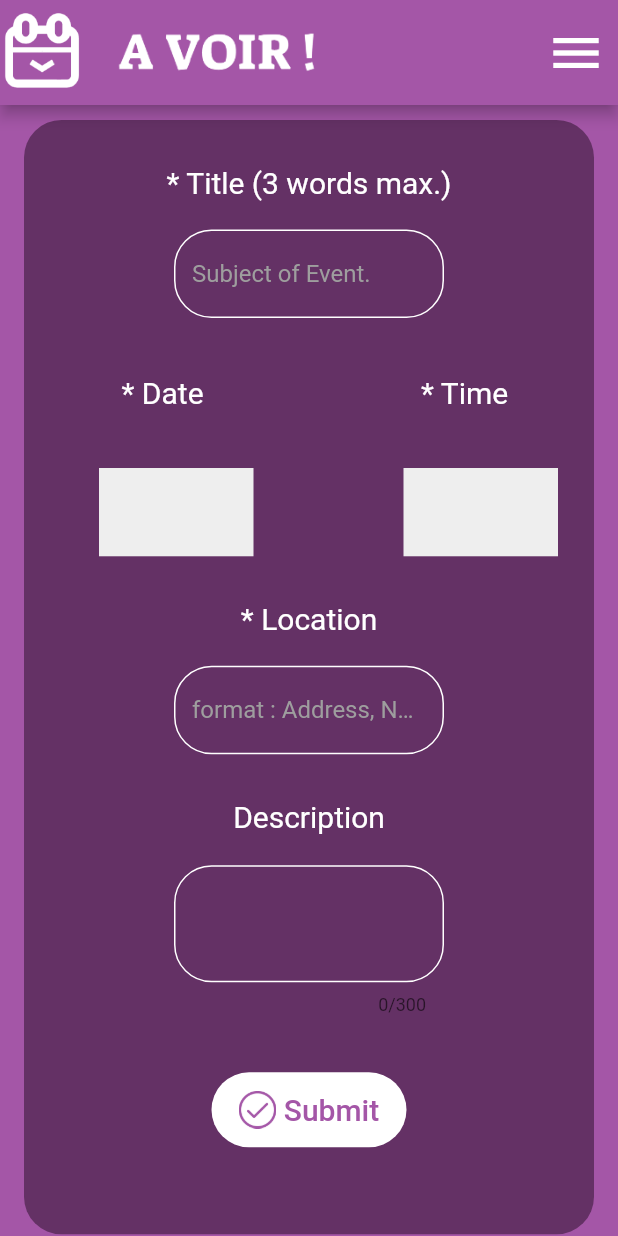
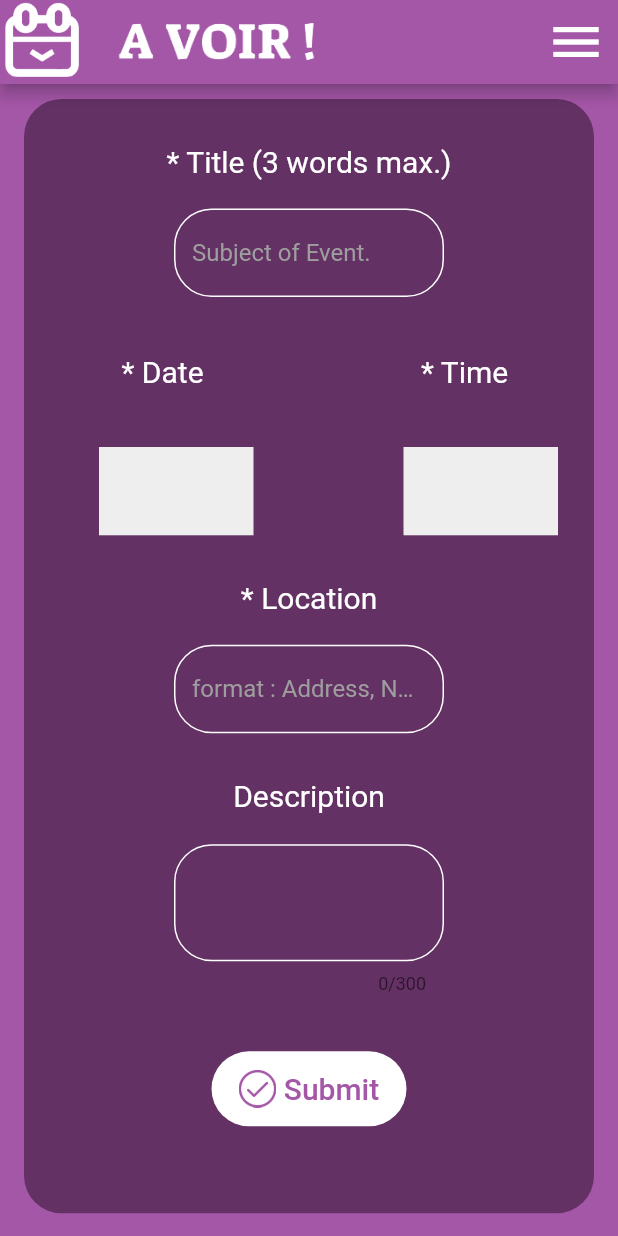
Before and after one commit to Jacket28/AVoirProject, a Flutter app: the screen it shows after launch, after a tap on "Add new", on a phone screen of 412 x 824 dp. Run offline on Flutter 3.47's test engine with Material 2 defaults, Android fonts, the phone set to English and light mode, and no system bars; our stand-ins replace cloud_firestore, date_format, dots_indicator, firebase_core; missing offline and left inert: cloud_firestore_web, firebase_core_web, image_picker_for_web; accounts and stored records are empty.

Commit message:
Code cleaning, architecture and comments, bug fix

```diff
--- a/lib/main.dart
+++ b/lib/config/main.dart
@@ -1,7 +1,9 @@
-import 'package:a_voir_app/allEventPage.dart';
+import 'package:a_voir_app/pages/allEventPage.dart';
+import 'package:a_voir_app/ui/appBar.dart';
 import 'package:firebase_core/firebase_core.dart';
 import 'package:flutter/material.dart';
 
+//This page is the initialization page which call the first page of the app (allEventPage).
 void main() async {
   WidgetsFlutterBinding.ensureInitialized();
   await Firebase.initializeApp();
@@ -9,32 +11,22 @@ void main() async {
 }
 
 class MyApp extends StatelessWidget {
+  //scaffoldKey will be used later for the burger menu
   final GlobalKey<ScaffoldState> _scaffoldKey = new GlobalKey<ScaffoldState>();
 
   @override
   Widget build(BuildContext context) {
+    //FutureBuilder is created for using asynchronous calls since we have a fireBase databse.
     return FutureBuilder(builder: (context, snapshot) {
       return MaterialApp(
         debugShowCheckedModeBanner: false,
         home: Scaffold(
             key: _scaffoldKey,
             resizeToAvoidBottomInset: false,
-            appBar: AppBar(
-              backgroundColor: Color(0xffa456a7),
-              toolbarHeight: 70,
-              title: Image.asset(
-                "assets/images/logoText.png",
-                height: 150,
-                width: 150,
-              ),
-              leading: Image.asset("assets/images/logo.png"),
-              actions: [
-                IconButton(
-                    icon: Icon(Icons.menu),
-                    iconSize: 40,
-                    onPressed: () =>
-                        _scaffoldKey.currentState?.openEndDrawer()),
-              ],
+            //the appBar is created upon reusable widget which is called appBar.dart.
+            appBar: BaseAppBar(
+              appBar: AppBar(),
+              scaffoldKey: _scaffoldKey,
             ),
             body: AllEventPage()),
       );
--- a/lib/MyEvent.dart
+++ b/lib/models/MyEvent.dart
@@ -1,5 +1,6 @@
 import 'dart:core';
 
+//This class is used to interact with the events objects in the firebase database
 class MyEvent {
   String id = "";
 
@@ -10,12 +11,8 @@ class MyEvent {
   String city = "";
   String date = "";
   String time = "";
-  //String creator
 
-  //DateTime endDate = DateTime.now();
-  //String image = "";
-  // ajouter les coordonnées
-
+  //Used to translate attributes to JSON for the DB.
   Map<String, Object?> toJson() {
     return {
       'title': title,
@@ -37,6 +34,7 @@ class MyEvent {
       required this.date,
       required this.time});
 
+  //Used to translate from DB.
   MyEvent.fromJson(Map<String, Object?> json)
       : this(
           title: json['title']! as String,
@@ -118,20 +116,4 @@ class MyEvent {
   set event_time(String time) {
     this.time = time;
   }
-
-  /* DateTime get event_endDate {
-    return endDate;
-  }
-
-  set event_endDate(DateTime date) {
-    this.endDate = date;
-  }*/
-
-  /*String get event_image {
-    return image;
-  }
-
-  set event_image(String image) {
-    this.image = image;
-  }*/
 }
--- a/lib/addEventPage.dart
+++ b/lib/pages/addEventPage.dart
@@ -1,11 +1,14 @@
-import 'package:a_voir_app/MyEvent.dart';
-import 'package:a_voir_app/allEventPage.dart';
+import 'package:a_voir_app/config/main.dart';
+import 'package:a_voir_app/models/MyEvent.dart';
+import 'package:a_voir_app/pages/allEventPage.dart';
+import 'package:a_voir_app/ui/appBar.dart';
 import 'package:cloud_firestore/cloud_firestore.dart';
 import 'package:flutter/cupertino.dart';
 import 'package:flutter/material.dart';
 import 'package:intl/intl.dart';
 import 'package:date_format/date_format.dart';
 
+// This page is used to add new events to the DB.
 class AddEventPage extends StatefulWidget {
   AddEventPage(this._myEvent);
 
@@ -20,6 +23,7 @@ class AddEventState extends State<AddEventPage> {
     _myEvent = myEvent;
   }
 
+  //The scaffoldKey will be used later for the burger menu
   final GlobalKey<ScaffoldState> _scaffoldKey = new GlobalKey<ScaffoldState>();
 
   MyEvent _myEvent = new MyEvent(
@@ -31,6 +35,7 @@ class AddEventState extends State<AddEventPage> {
       date: "",
       time: "");
 
+  //Used to know if the textField can be edited or not.
   bool isEditing = false;
 
   double _height = 0;
@@ -48,6 +53,7 @@ class AddEventState extends State<AddEventPage> {
 
   TimeOfDay selectedTime = TimeOfDay(hour: 00, minute: 00);
 
+  //controllers are used to manage changes with the texfield.
   TextEditingController _dateController = TextEditingController();
   TextEditingController _timeController = TextEditingController();
 
@@ -55,6 +61,7 @@ class AddEventState extends State<AddEventPage> {
   final _locationController = TextEditingController();
   final _descriptionController = TextEditingController();
 
+  //InitSate is used to set the textFields to empty at the initialization of the page.
   @override
   void initState() {
     if (_myEvent.hasId()) {
@@ -77,21 +84,10 @@ class AddEventState extends State<AddEventPage> {
     return new Scaffold(
       key: _scaffoldKey,
       resizeToAvoidBottomInset: false,
-      appBar: AppBar(
-        backgroundColor: Color(0xffa456a7),
-        toolbarHeight: 70,
-        title: Image.asset(
-          "assets/images/logoText.png",
-          height: 150,
-          width: 150,
-        ),
-        leading: Image.asset("assets/images/logo.png"),
-        actions: [
-          IconButton(
-              icon: Icon(Icons.menu),
-              iconSize: 40,
-              onPressed: () => _scaffoldKey.currentState?.openEndDrawer()),
-        ],
+      //the appBar is created upon reusable widget which is called appBar.dart.
+      appBar: BaseAppBar(
+        appBar: AppBar(),
+        scaffoldKey: _scaffoldKey,
       ),
       backgroundColor: Color(0xffa456a7),
       body: SingleChildScrollView(
@@ -118,6 +114,7 @@ class AddEventState extends State<AddEventPage> {
                               padding: EdgeInsets.only(top: 30),
                             ),
                             Text(
+                              //Title section
                               "* Title (3 words max.)",
                               style:
                                   TextStyle(color: Colors.white, fontSize: 20),
@@ -155,6 +152,7 @@ class AddEventState extends State<AddEventPage> {
                                     padding:
                                         EdgeInsets.only(top: 10, left: 65)),
                                 Text(
+                                  //Date section
                                   "* Date",
                                   style: TextStyle(
                                       color: Colors.white, fontSize: 20),
@@ -163,6 +161,7 @@ class AddEventState extends State<AddEventPage> {
                                     padding:
                                         EdgeInsets.only(top: 100, left: 145)),
                                 Text(
+                                  //time section
                                   "* Time",
                                   style: TextStyle(
                                       color: Colors.white, fontSize: 20),
@@ -224,7 +223,6 @@ class AddEventState extends State<AddEventPage> {
                                       decoration: InputDecoration(
                                         disabledBorder: UnderlineInputBorder(
                                             borderSide: BorderSide.none),
-                                        // labelText: 'Time',
                                       ),
                                       onChanged: (text) {
                                         _myEvent.time = text;
@@ -239,6 +237,7 @@ class AddEventState extends State<AddEventPage> {
                                 padding: EdgeInsets.only(top: 30),
                               ),
                               Text(
+                                //Location section
                                 "* Location",
                                 style: TextStyle(
                                     color: Colors.white, fontSize: 20),
@@ -278,6 +277,7 @@ class AddEventState extends State<AddEventPage> {
                                 padding: EdgeInsets.only(top: 30),
                               ),
                               Text(
+                                //Description of the events section
                                 "Description",
                                 style: TextStyle(
                                     color: Colors.white, fontSize: 20),
@@ -357,7 +357,7 @@ class AddEventState extends State<AddEventPage> {
                                     Navigator.push(
                                       context,
                                       MaterialPageRoute(
-                                          builder: (context) => AllEventPage()),
+                                          builder: (context) => MyApp()),
                                     );
                                   }
                                 },
@@ -378,6 +378,7 @@ class AddEventState extends State<AddEventPage> {
     );
   }
 
+  //Submit button
   Widget _setButtonText(BuildContext context) {
     String text = "Submit";
     if (isEditing) {
@@ -389,6 +390,7 @@ class AddEventState extends State<AddEventPage> {
     );
   }
 
+  //Used to create the date picker
   Future<String> _selectDate(BuildContext context) async {
     final DateTime? picked = await showDatePicker(
         context: context,
@@ -405,6 +407,7 @@ class AddEventState extends State<AddEventPage> {
     return _dateController.text;
   }
 
+  //used to create the time picker
   Future<String> _selectTime(BuildContext context) async {
     final TimeOfDay? picked = await showTimePicker(
       context: context,
@@ -425,6 +428,7 @@ class AddEventState extends State<AddEventPage> {
     return _timeController.text;
   }
 
+  //This method is used to update the databse. (determine if the page is in edit mode. If yes, we update the DB, if not we add in DB)
   _editDatabase(BuildContext context) {
     CollectionReference eventRefs = FirebaseFirestore.instance
         .collection('events')
@@ -439,11 +443,13 @@ class AddEventState extends State<AddEventPage> {
     }
   }
 
+  //This method is used to update the DB
   Future<Null> _updateEventInDatabase(
       BuildContext context, CollectionReference eventRefs) async {
     await eventRefs.doc(_myEvent.id).update(_myEvent.toJson());
   }
 
+  //This method is used to add an event to the DB
   Future<Null> _addEventToDatabase(
       BuildContext context, CollectionReference eventRefs) async {
     await eventRefs.add(_myEvent);
--- a/lib/allEventPage.dart
+++ b/lib/pages/allEventPage.dart
@@ -1,11 +1,12 @@
-import 'package:a_voir_app/addEventPage.dart';
-import 'package:a_voir_app/EventPage.dart';
-import 'package:a_voir_app/MyEvent.dart';
+import 'package:a_voir_app/pages/addEventPage.dart';
+import 'package:a_voir_app/pages/EventPage.dart';
+import 'package:a_voir_app/models/MyEvent.dart';
 import 'package:flutter/cupertino.dart';
 import 'package:flutter/material.dart';
 
 import 'package:cloud_firestore/cloud_firestore.dart';
 
+//This class is used to display all the events that are in the DB.
 class AllEventPage extends StatefulWidget {
   @override
   _AllEventState createState() => _AllEventState();
@@ -14,11 +15,7 @@ class AllEventPage extends StatefulWidget {
 class _AllEventState extends State<AllEventPage> {
   @override
   Widget build(BuildContext context) {
-    return
-        //new WillPopScope(
-        //onWillPop: () async => false,
-        //child:
-        new Scaffold(
+    return new Scaffold(
       backgroundColor: Color(0xffa456a7),
       body: SingleChildScrollView(
         child: Column(
@@ -110,6 +107,7 @@ class _AllEventState extends State<AllEventPage> {
   }
 }
 
+//this method is used to get all the events from the DB.
 Widget _getEvents(BuildContext context) {
   List<Widget> listofEvents = [];
   return Center(
@@ -126,13 +124,16 @@ Widget _getEvents(BuildContext context) {
   ));
 }
 
+//This method is used to build the interface of the page based uppon the gotten events from the DB.
 Future<List<Widget>> _getEvent(BuildContext context) async {
   final CollectionReference events =
       FirebaseFirestore.instance.collection("events");
 
+  //we store all the events into this List.
   List<Widget> listofEvents = [];
 
-  events.get().then((querySnapshot) {
+  //await is necessary to wait for the asynchronous call.
+  await events.get().then((querySnapshot) {
     querySnapshot.docs.forEach((result) {
       listofEvents.add(new Column(children: <Widget>[
         new Padding(
@@ -145,7 +146,6 @@ Future<List<Widget>> _getEvent(BuildContext context) async {
           height: 70,
           width: 200,
           child: TextButton(
-              //ACTION OF THE FIRST EVENT !
               onPressed: () {
                 print(result.id);
                 Navigator.push(
--- /dev/null
+++ b/lib/ui/appBar.dart
@@ -0,0 +1,35 @@
+import 'package:flutter/material.dart';
+
+//This class is used as a reusable component to display the appBar.
+class BaseAppBar extends StatelessWidget implements PreferredSizeWidget {
+  static const color = Color(0xffa456a7);
+  final Color backgroundColor = color;
+  final AppBar appBar;
+  final GlobalKey<ScaffoldState> scaffoldKey;
+
+  const BaseAppBar({Key? key, required this.appBar, required this.scaffoldKey})
+      : super(key: key);
+
+  @override
+  Widget build(BuildContext context) {
+    return AppBar(
+      backgroundColor: backgroundColor,
+      toolbarHeight: 70,
+      title: Image.asset(
+        "assets/images/logoText.png",
+        height: 150,
+        width: 150,
+      ),
+      leading: Image.asset("assets/images/logo.png"),
+      actions: [
+        IconButton(
+            icon: Icon(Icons.menu),
+            iconSize: 40,
+            onPressed: () => scaffoldKey.currentState?.openEndDrawer()),
+      ],
+    );
+  }
+
+  @override
+  Size get preferredSize => new Size.fromHeight(appBar.preferredSize.height);
+}
```
Also changed, not shown: lib/config/generated_plugin_registrant.dart (added, +19 -0 lines), lib/pages/EventPage.dart (renamed from lib/EventPage.dart, +22 -27 lines), 4 other files.
